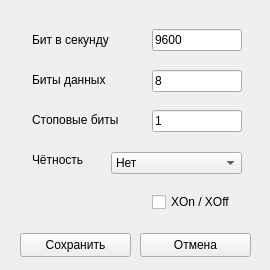
This is ui/settings_port.ui in sergeycccv/battery_modbus as Qt 5 draws it before an edit. The edited form follows.
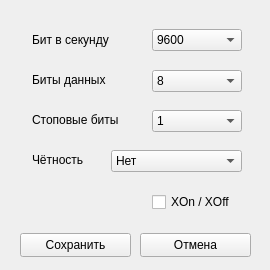
This is the edited form. Icons and pictures are not drawn.

Commit message: В настройках каналов вместо QLineEdit использованы QComboBox. Доработана система обработки ошибок и логирования

```diff
--- a/ui/settings_port.ui
+++ b/ui/settings_port.ui
@@ -76,7 +76,7 @@
     <property name="geometry">
      <rect>
       <x>111</x>
-      <y>152</y>
+      <y>150</y>
       <width>131</width>
       <height>22</height>
      </rect>
@@ -142,32 +142,6 @@
      <string>Сохранить</string>
     </property>
    </widget>
-   <widget class="QLineEdit" name="edit_stop_bits">
-    <property name="geometry">
-     <rect>
-      <x>152</x>
-      <y>110</y>
-      <width>90</width>
-      <height>22</height>
-     </rect>
-    </property>
-    <property name="text">
-     <string>1</string>
-    </property>
-   </widget>
-   <widget class="QLineEdit" name="edit_byte_size">
-    <property name="geometry">
-     <rect>
-      <x>152</x>
-      <y>70</y>
-      <width>90</width>
-      <height>22</height>
-     </rect>
-    </property>
-    <property name="text">
-     <string>8</string>
-    </property>
-   </widget>
    <widget class="QLabel" name="label_3">
     <property name="geometry">
      <rect>
@@ -181,7 +155,7 @@
      <string>Биты данных</string>
     </property>
    </widget>
-   <widget class="QLineEdit" name="edit_baud_rate">
+   <widget class="QComboBox" name="cb_baud_rate">
     <property name="geometry">
      <rect>
       <x>152</x>
@@ -190,9 +164,125 @@
       <height>22</height>
      </rect>
     </property>
-    <property name="text">
-     <string>9600</string>
+    <property name="currentIndex">
+     <number>5</number>
     </property>
+    <item>
+     <property name="text">
+      <string>600</string>
+     </property>
+    </item>
+    <item>
+     <property name="text">
+      <string>1200</string>
+     </property>
+    </item>
+    <item>
+     <property name="text">
+      <string>1800</string>
+     </property>
+    </item>
+    <item>
+     <property name="text">
+      <string>2400</string>
+     </property>
+    </item>
+    <item>
+     <property name="text">
+      <string>4800</string>
+     </property>
+    </item>
+    <item>
+     <property name="text">
+      <string>9600</string>
+     </property>
+    </item>
+    <item>
+     <property name="text">
+      <string>19200</string>
+     </property>
+    </item>
+    <item>
+     <property name="text">
+      <string>38400</string>
+     </property>
+    </item>
+    <item>
+     <property name="text">
+      <string>57600</string>
+     </property>
+    </item>
+    <item>
+     <property name="text">
+      <string>115200</string>
+     </property>
+    </item>
+    <item>
+     <property name="text">
+      <string>230400</string>
+     </property>
+    </item>
+   </widget>
+   <widget class="QComboBox" name="cb_byte_size">
+    <property name="geometry">
+     <rect>
+      <x>152</x>
+      <y>70</y>
+      <width>90</width>
+      <height>22</height>
+     </rect>
+    </property>
+    <property name="currentIndex">
+     <number>3</number>
+    </property>
+    <item>
+     <property name="text">
+      <string>5</string>
+     </property>
+    </item>
+    <item>
+     <property name="text">
+      <string>6</string>
+     </property>
+    </item>
+    <item>
+     <property name="text">
+      <string>7</string>
+     </property>
+    </item>
+    <item>
+     <property name="text">
+      <string>8</string>
+     </property>
+    </item>
+   </widget>
+   <widget class="QComboBox" name="cb_stop_bits">
+    <property name="geometry">
+     <rect>
+      <x>152</x>
+      <y>110</y>
+      <width>90</width>
+      <height>22</height>
+     </rect>
+    </property>
+    <property name="currentIndex">
+     <number>0</number>
+    </property>
+    <item>
+     <property name="text">
+      <string>1</string>
+     </property>
+    </item>
+    <item>
+     <property name="text">
+      <string>1.5</string>
+     </property>
+    </item>
+    <item>
+     <property name="text">
+      <string>2</string>
+     </property>
+    </item>
    </widget>
   </widget>
  </widget>
```
The commit also changes 4 other files.
